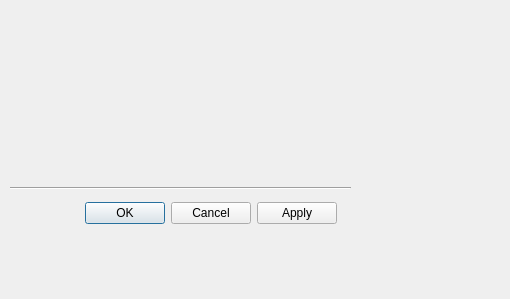
The window that ui/tagger.ui (pwizard2/robojournal) describes before a commit, drawn with Qt 5.
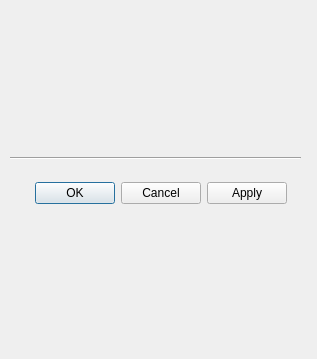
The same window after the commit. Icons and pictures are not drawn.

```diff
--- a/ui/tagger.ui
+++ b/ui/tagger.ui
@@ -6,8 +6,8 @@
    <rect>
     <x>0</x>
     <y>0</y>
-    <width>510</width>
-    <height>299</height>
+    <width>317</width>
+    <height>359</height>
    </rect>
   </property>
   <property name="windowTitle">
@@ -21,8 +21,8 @@
    <property name="geometry">
     <rect>
      <x>10</x>
-     <y>180</y>
-     <width>341</width>
+     <y>150</y>
+     <width>291</width>
      <height>16</height>
     </rect>
    </property>
@@ -33,8 +33,8 @@
   <widget class="QDialogButtonBox" name="buttonBox">
    <property name="geometry">
     <rect>
-     <x>70</x>
-     <y>200</y>
+     <x>20</x>
+     <y>180</y>
      <width>267</width>
      <height>27</height>
     </rect>
@@ -52,10 +52,10 @@
   <widget class="QWidget" name="TagWidget" native="true">
    <property name="geometry">
     <rect>
-     <x>10</x>
-     <y>10</y>
-     <width>491</width>
-     <height>171</height>
+     <x>9</x>
+     <y>9</y>
+     <width>291</width>
+     <height>121</height>
     </rect>
    </property>
    <property name="sizePolicy">
```
